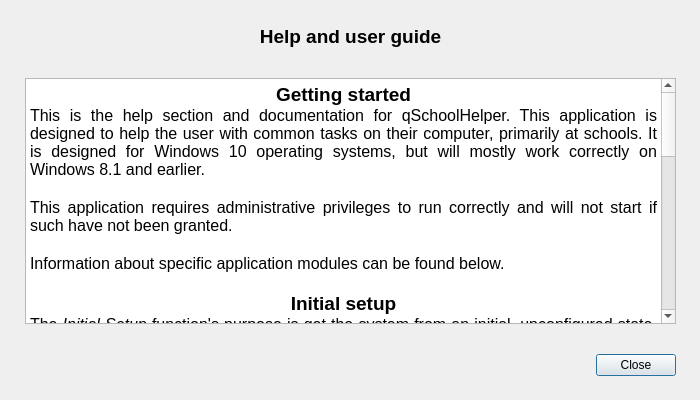
Old version of the form ui/help_dialog.ui in the repository Atrate/qSchoolHelper.
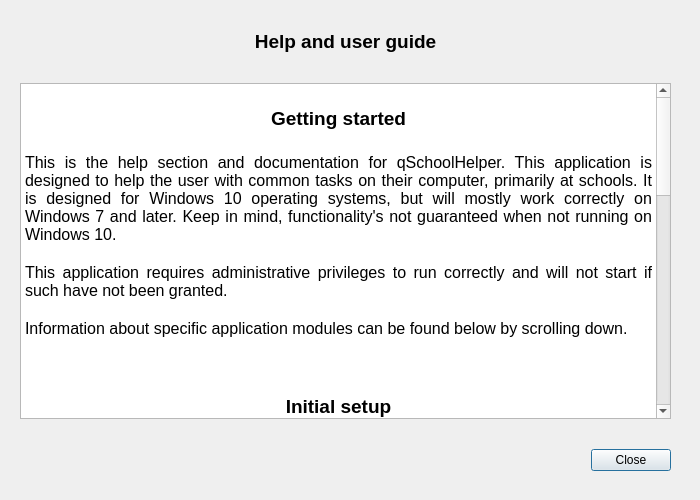
New version of the form.

Commit message: Improve user guide UI

The edit to the form file:
```diff
--- a/ui/help_dialog.ui
+++ b/ui/help_dialog.ui
@@ -7,7 +7,7 @@
     <x>0</x>
     <y>0</y>
     <width>700</width>
-    <height>400</height>
+    <height>500</height>
    </rect>
   </property>
   <property name="sizePolicy">
@@ -19,13 +19,13 @@
   <property name="minimumSize">
    <size>
     <width>700</width>
-    <height>400</height>
+    <height>500</height>
    </size>
   </property>
   <property name="maximumSize">
    <size>
     <width>700</width>
-    <height>400</height>
+    <height>500</height>
    </size>
   </property>
   <property name="windowTitle">
@@ -34,10 +34,10 @@
   <widget class="QWidget" name="verticalLayoutWidget">
    <property name="geometry">
     <rect>
-     <x>-5</x>
-     <y>-5</y>
+     <x>-10</x>
+     <y>0</y>
      <width>711</width>
-     <height>411</height>
+     <height>501</height>
     </rect>
    </property>
    <layout class="QVBoxLayout" name="verticalLayout">
@@ -107,25 +107,35 @@
 &lt;html&gt;&lt;head&gt;&lt;meta name=&quot;qrichtext&quot; content=&quot;1&quot; /&gt;&lt;style type=&quot;text/css&quot;&gt;
 p, li { white-space: pre-wrap; }
 &lt;/style&gt;&lt;/head&gt;&lt;body style=&quot; font-family:'Cantarell'; font-size:12pt; font-weight:400; font-style:normal;&quot;&gt;
+&lt;p align=&quot;center&quot; style=&quot;-qt-paragraph-type:empty; margin-top:0px; margin-bottom:0px; margin-left:0px; margin-right:0px; -qt-block-indent:0; text-indent:0px;&quot;&gt;&lt;br /&gt;&lt;/p&gt;
 &lt;p align=&quot;center&quot; style=&quot; margin-top:0px; margin-bottom:0px; margin-left:0px; margin-right:0px; -qt-block-indent:0; text-indent:0px;&quot;&gt;&lt;span style=&quot; font-size:14pt; font-weight:600;&quot;&gt;Getting started&lt;/span&gt;&lt;/p&gt;
-&lt;p align=&quot;justify&quot; style=&quot; margin-top:0px; margin-bottom:0px; margin-left:0px; margin-right:0px; -qt-block-indent:0; text-indent:0px;&quot;&gt;This is the help section and documentation for qSchoolHelper. This application is designed to help the user with common tasks on their computer, primarily at schools. It is designed for Windows 10 operating systems, but will mostly work correctly on Windows 8.1 and earlier.&lt;/p&gt;
+&lt;p align=&quot;center&quot; style=&quot;-qt-paragraph-type:empty; margin-top:0px; margin-bottom:0px; margin-left:0px; margin-right:0px; -qt-block-indent:0; text-indent:0px; font-size:14pt; font-weight:600;&quot;&gt;&lt;br /&gt;&lt;/p&gt;
+&lt;p align=&quot;justify&quot; style=&quot; margin-top:0px; margin-bottom:0px; margin-left:0px; margin-right:0px; -qt-block-indent:0; text-indent:0px;&quot;&gt;This is the help section and documentation for qSchoolHelper. This application is designed to help the user with common tasks on their computer, primarily at schools. It is designed for Windows 10 operating systems, but will mostly work correctly on Windows 7 and later. Keep in mind, functionality's not guaranteed when not running on Windows 10.&lt;/p&gt;
 &lt;p align=&quot;justify&quot; style=&quot;-qt-paragraph-type:empty; margin-top:0px; margin-bottom:0px; margin-left:0px; margin-right:0px; -qt-block-indent:0; text-indent:0px;&quot;&gt;&lt;br /&gt;&lt;/p&gt;
 &lt;p align=&quot;justify&quot; style=&quot; margin-top:0px; margin-bottom:0px; margin-left:0px; margin-right:0px; -qt-block-indent:0; text-indent:0px;&quot;&gt;This application requires administrative privileges to run correctly and will not start if such have not been granted.&lt;/p&gt;
 &lt;p align=&quot;justify&quot; style=&quot;-qt-paragraph-type:empty; margin-top:0px; margin-bottom:0px; margin-left:0px; margin-right:0px; -qt-block-indent:0; text-indent:0px;&quot;&gt;&lt;br /&gt;&lt;/p&gt;
-&lt;p align=&quot;justify&quot; style=&quot; margin-top:0px; margin-bottom:0px; margin-left:0px; margin-right:0px; -qt-block-indent:0; text-indent:0px;&quot;&gt;Information about specific application modules can be found below.&lt;/p&gt;
+&lt;p align=&quot;justify&quot; style=&quot; margin-top:0px; margin-bottom:0px; margin-left:0px; margin-right:0px; -qt-block-indent:0; text-indent:0px;&quot;&gt;Information about specific application modules can be found below by scrolling down.&lt;/p&gt;
+&lt;p align=&quot;justify&quot; style=&quot;-qt-paragraph-type:empty; margin-top:0px; margin-bottom:0px; margin-left:0px; margin-right:0px; -qt-block-indent:0; text-indent:0px;&quot;&gt;&lt;br /&gt;&lt;/p&gt;
+&lt;p align=&quot;justify&quot; style=&quot;-qt-paragraph-type:empty; margin-top:0px; margin-bottom:0px; margin-left:0px; margin-right:0px; -qt-block-indent:0; text-indent:0px;&quot;&gt;&lt;br /&gt;&lt;/p&gt;
 &lt;p style=&quot;-qt-paragraph-type:empty; margin-top:0px; margin-bottom:0px; margin-left:0px; margin-right:0px; -qt-block-indent:0; text-indent:0px;&quot;&gt;&lt;br /&gt;&lt;/p&gt;
 &lt;p align=&quot;center&quot; style=&quot; margin-top:0px; margin-bottom:0px; margin-left:0px; margin-right:0px; -qt-block-indent:0; text-indent:0px;&quot;&gt;&lt;span style=&quot; font-size:14pt; font-weight:600;&quot;&gt;Initial setup&lt;/span&gt;&lt;/p&gt;
+&lt;p align=&quot;center&quot; style=&quot;-qt-paragraph-type:empty; margin-top:0px; margin-bottom:0px; margin-left:0px; margin-right:0px; -qt-block-indent:0; text-indent:0px; font-size:14pt; font-weight:600;&quot;&gt;&lt;br /&gt;&lt;/p&gt;
 &lt;p align=&quot;justify&quot; style=&quot; margin-top:0px; margin-bottom:0px; margin-left:0px; margin-right:0px; -qt-block-indent:0; text-indent:0px;&quot;&gt;The &lt;span style=&quot; font-style:italic;&quot;&gt;Initial Setup &lt;/span&gt;function's purpose is get the system from an initial, unconfigured state, to a quicker working system with essential software preinstalled. It does so by disabling several unnecessary system services, cleaning the system (in the same way the Cleaner does) and installing all necessary software.&lt;/p&gt;
 &lt;p align=&quot;justify&quot; style=&quot;-qt-paragraph-type:empty; margin-top:0px; margin-bottom:0px; margin-left:0px; margin-right:0px; -qt-block-indent:0; text-indent:0px;&quot;&gt;&lt;br /&gt;&lt;/p&gt;
 &lt;p align=&quot;justify&quot; style=&quot; margin-top:0px; margin-bottom:0px; margin-left:0px; margin-right:0px; -qt-block-indent:0; text-indent:0px;&quot;&gt;To use the rest of the program, the &lt;span style=&quot; font-style:italic;&quot;&gt;Initial Setup&lt;/span&gt; function will need to have been run at least once. If you wish to bypass that, you can create a text file named &amp;quot;initial_setup_done.txt&amp;quot; in C:\ProgramData\qSchoolCleaner.&lt;/p&gt;
 &lt;p align=&quot;justify&quot; style=&quot;-qt-paragraph-type:empty; margin-top:0px; margin-bottom:0px; margin-left:0px; margin-right:0px; -qt-block-indent:0; text-indent:0px;&quot;&gt;&lt;br /&gt;&lt;/p&gt;
+&lt;p align=&quot;justify&quot; style=&quot;-qt-paragraph-type:empty; margin-top:0px; margin-bottom:0px; margin-left:0px; margin-right:0px; -qt-block-indent:0; text-indent:0px;&quot;&gt;&lt;br /&gt;&lt;/p&gt;
+&lt;p align=&quot;justify&quot; style=&quot;-qt-paragraph-type:empty; margin-top:0px; margin-bottom:0px; margin-left:0px; margin-right:0px; -qt-block-indent:0; text-indent:0px;&quot;&gt;&lt;br /&gt;&lt;/p&gt;
 &lt;p align=&quot;center&quot; style=&quot; margin-top:0px; margin-bottom:0px; margin-left:0px; margin-right:0px; -qt-block-indent:0; text-indent:0px;&quot;&gt;&lt;span style=&quot; font-size:14pt; font-weight:600;&quot;&gt;Cleaner&lt;/span&gt;&lt;/p&gt;
+&lt;p align=&quot;center&quot; style=&quot;-qt-paragraph-type:empty; margin-top:0px; margin-bottom:0px; margin-left:0px; margin-right:0px; -qt-block-indent:0; text-indent:0px; font-size:14pt; font-weight:600;&quot;&gt;&lt;br /&gt;&lt;/p&gt;
 &lt;p align=&quot;justify&quot; style=&quot; margin-top:0px; margin-bottom:0px; margin-left:0px; margin-right:0px; -qt-block-indent:0; text-indent:0px;&quot;&gt;The &lt;span style=&quot; font-style:italic;&quot;&gt;Cleaner&lt;/span&gt;'s main aim is to remove unneeded files (mostly caches and temporary files) from the computer's drive in order to make it more responsive and free up disk space. The cleaner also removes all .bat and .cmd files from all users' desktops, due to the high frequency of student &amp;quot;pranks&amp;quot; based on creating rogue .bat and .cmd files. &lt;/p&gt;
 &lt;p align=&quot;justify&quot; style=&quot;-qt-paragraph-type:empty; margin-top:0px; margin-bottom:0px; margin-left:0px; margin-right:0px; -qt-block-indent:0; text-indent:0px;&quot;&gt;&lt;br /&gt;&lt;/p&gt;
 &lt;p align=&quot;justify&quot; style=&quot; margin-top:0px; margin-bottom:0px; margin-left:0px; margin-right:0px; -qt-block-indent:0; text-indent:0px;&quot;&gt;The &lt;span style=&quot; font-style:italic;&quot;&gt;Cleaner&lt;/span&gt; achieves its goal by using a software package called &lt;span style=&quot; font-style:italic;&quot;&gt;BleachBit&lt;/span&gt; to clean temporary files and caches quickly and responsibly.&lt;/p&gt;
 &lt;p style=&quot;-qt-paragraph-type:empty; margin-top:0px; margin-bottom:0px; margin-left:0px; margin-right:0px; -qt-block-indent:0; text-indent:0px;&quot;&gt;&lt;br /&gt;&lt;/p&gt;
 &lt;p style=&quot;-qt-paragraph-type:empty; margin-top:0px; margin-bottom:0px; margin-left:0px; margin-right:0px; -qt-block-indent:0; text-indent:0px;&quot;&gt;&lt;br /&gt;&lt;/p&gt;
+&lt;p style=&quot;-qt-paragraph-type:empty; margin-top:0px; margin-bottom:0px; margin-left:0px; margin-right:0px; -qt-block-indent:0; text-indent:0px;&quot;&gt;&lt;br /&gt;&lt;/p&gt;
 &lt;p align=&quot;center&quot; style=&quot; margin-top:0px; margin-bottom:0px; margin-left:0px; margin-right:0px; -qt-block-indent:0; text-indent:0px;&quot;&gt;&lt;span style=&quot; font-size:14pt; font-weight:600;&quot;&gt;Software installer&lt;/span&gt;&lt;/p&gt;
+&lt;p align=&quot;center&quot; style=&quot;-qt-paragraph-type:empty; margin-top:0px; margin-bottom:0px; margin-left:0px; margin-right:0px; -qt-block-indent:0; text-indent:0px; font-size:14pt; font-weight:600;&quot;&gt;&lt;br /&gt;&lt;/p&gt;
 &lt;p align=&quot;justify&quot; style=&quot; margin-top:0px; margin-bottom:0px; margin-left:0px; margin-right:0px; -qt-block-indent:0; text-indent:0px;&quot;&gt;The &lt;span style=&quot; font-style:italic;&quot;&gt;Software Installer&lt;/span&gt;'s purpose is to help the user to install missing software packages that would be required for a correct functioning of the system in a school environment. These software packages include:&lt;/p&gt;
 &lt;p align=&quot;justify&quot; style=&quot; margin-top:0px; margin-bottom:0px; margin-left:0px; margin-right:0px; -qt-block-indent:0; text-indent:0px;&quot;&gt;–  Adobe Reader;&lt;/p&gt;
 &lt;p align=&quot;justify&quot; style=&quot; margin-top:0px; margin-bottom:0px; margin-left:0px; margin-right:0px; -qt-block-indent:0; text-indent:0px;&quot;&gt;–  LibreOffice;&lt;/p&gt;
```
